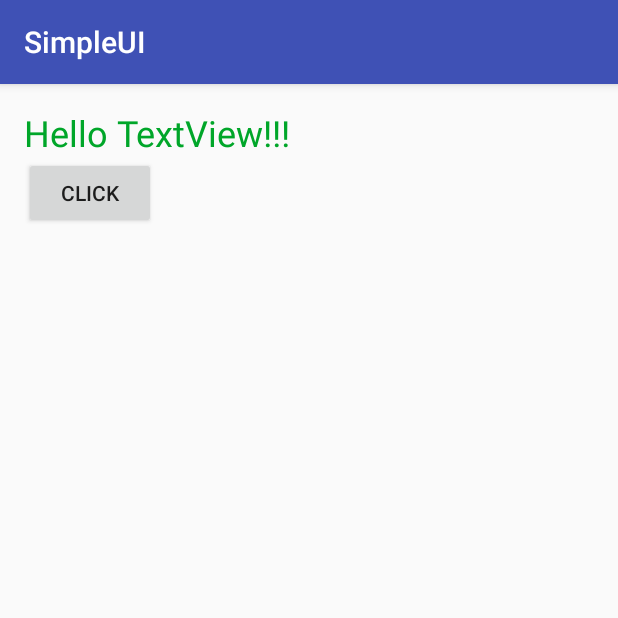
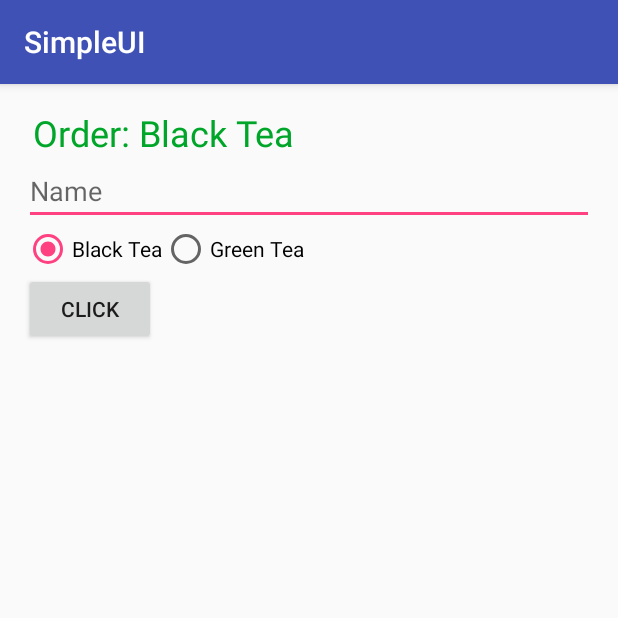
Before and after one commit to pibomb/android-class, an Android app: the screen it shows after launch (MainActivity), after a tap on "CLICK", on a phone screen of 412 x 824 dp, the top half of it. Run offline under Robolectric (Android 15) with nearby library versions, the phone set to English and light mode, and no system bars.

Commit message:
Add Radio Button
Added a group of radio buttons to display option on click.

```diff
--- a/SimpleUI/app/src/main/java/com/example/mcmor/simpleui/MainActivity.java
+++ b/SimpleUI/app/src/main/java/com/example/mcmor/simpleui/MainActivity.java
@@ -3,11 +3,17 @@ package com.example.mcmor.simpleui;
 import android.support.v7.app.AppCompatActivity;
 import android.os.Bundle;
 import android.view.View;
+import android.widget.EditText;
+import android.widget.RadioGroup;
 import android.widget.TextView;
 
 public class MainActivity extends AppCompatActivity {
 
     TextView textView;
+    EditText editText;
+    RadioGroup radioGroup;
+
+    String drink = "Black Tea";
 
     @Override
     protected void onCreate(Bundle savedInstanceState) {
@@ -15,9 +21,26 @@ public class MainActivity extends AppCompatActivity {
         setContentView(R.layout.activity_main);
 
         textView = (TextView) findViewById(R.id.textView);
+        editText = (EditText) findViewById(R.id.editText);
+        radioGroup = (RadioGroup) findViewById(R.id.radioGroup);
+
+        radioGroup.setOnCheckedChangeListener(new RadioGroup.OnCheckedChangeListener() {
+            @Override
+            public void onCheckedChanged(RadioGroup group, int checkedId) {
+                if(checkedId == R.id.blackTeaRadioButton) {
+                    drink = "Black Tea";
+                } else if(checkedId == R.id.greenTeaRadioButton) {
+                    drink = "Green Tea";
+                }
+            }
+        });
     }
 
     public void click(View view) {
-        textView.setText("Hello TextView!!!");
+        String text = editText.getText().toString();
+        text += " Order: " + drink;
+        textView.setText(text);
+
+        editText.setText("");
     }
 }
--- a/SimpleUI/app/src/main/res/layout/activity_main.xml
+++ b/SimpleUI/app/src/main/res/layout/activity_main.xml
@@ -27,8 +27,44 @@
         android:id="@+id/button"
         android:layout_alignParentLeft="true"
         android:layout_alignParentStart="true"
-        android:layout_below="@+id/textView"
         android:layout_alignParentTop="false"
         android:layout_alignParentBottom="false"
-        android:onClick="click" />
+        android:onClick="click"
+        android:layout_below="@+id/radioGroup" />
+
+    <EditText
+        android:layout_width="match_parent"
+        android:layout_height="wrap_content"
+        android:id="@+id/editText"
+        android:layout_below="@+id/textView"
+        android:layout_alignParentLeft="true"
+        android:layout_alignParentStart="false"
+        android:hint="Name" />
+
+    <RadioGroup
+        android:layout_width="match_parent"
+        android:layout_height="wrap_content"
+        android:layout_below="@+id/editText"
+        android:layout_alignParentLeft="true"
+        android:layout_alignParentStart="true"
+        android:orientation="horizontal"
+        android:id="@+id/radioGroup">
+
+        <RadioButton
+            android:layout_width="wrap_content"
+            android:layout_height="wrap_content"
+            android:text="Black Tea"
+            android:id="@+id/blackTeaRadioButton"
+            android:checked="true" />
+
+        <RadioButton
+            android:layout_width="wrap_content"
+            android:layout_height="wrap_content"
+            android:text="Green Tea"
+            android:id="@+id/greenTeaRadioButton"
+            android:layout_gravity="center_horizontal"
+            android:checked="false" />
+
+    </RadioGroup>
+
 </RelativeLayout>
```
